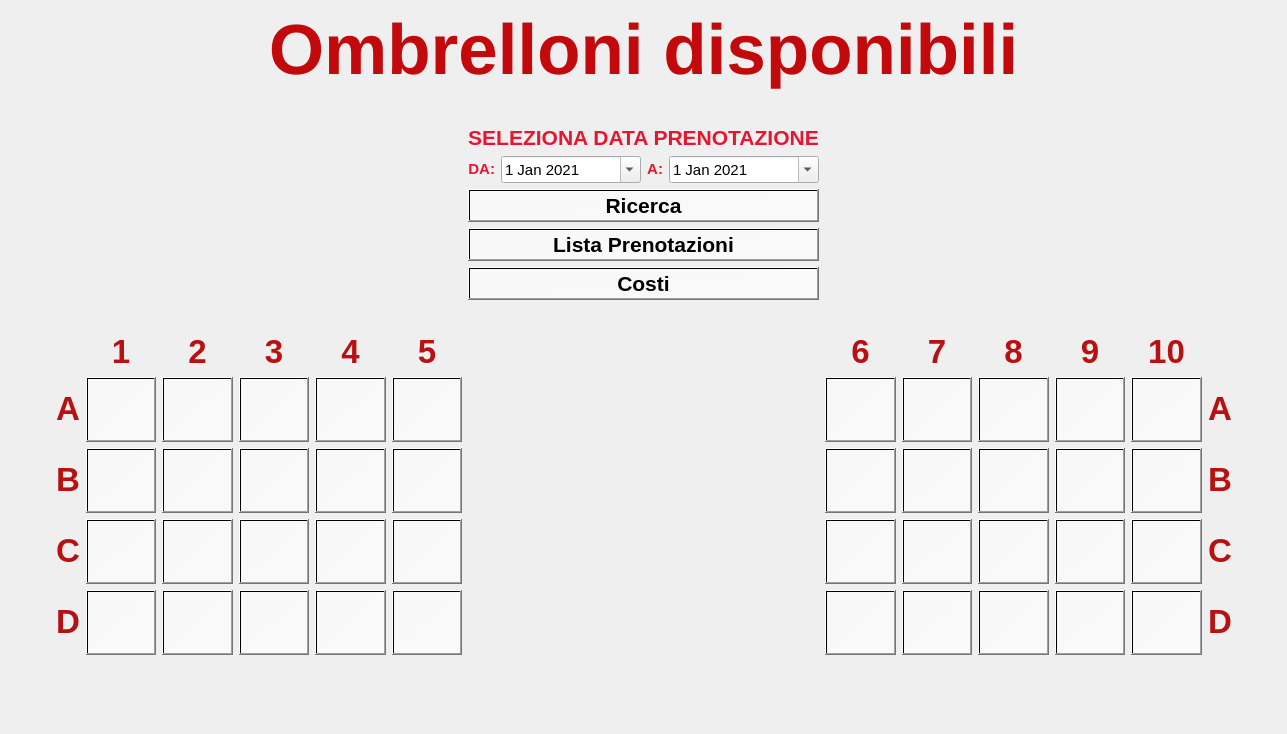
First picture: the form in ui/ombrelloni_1.ui, repository Raccispini/Progetto-Hotel, before the edit.
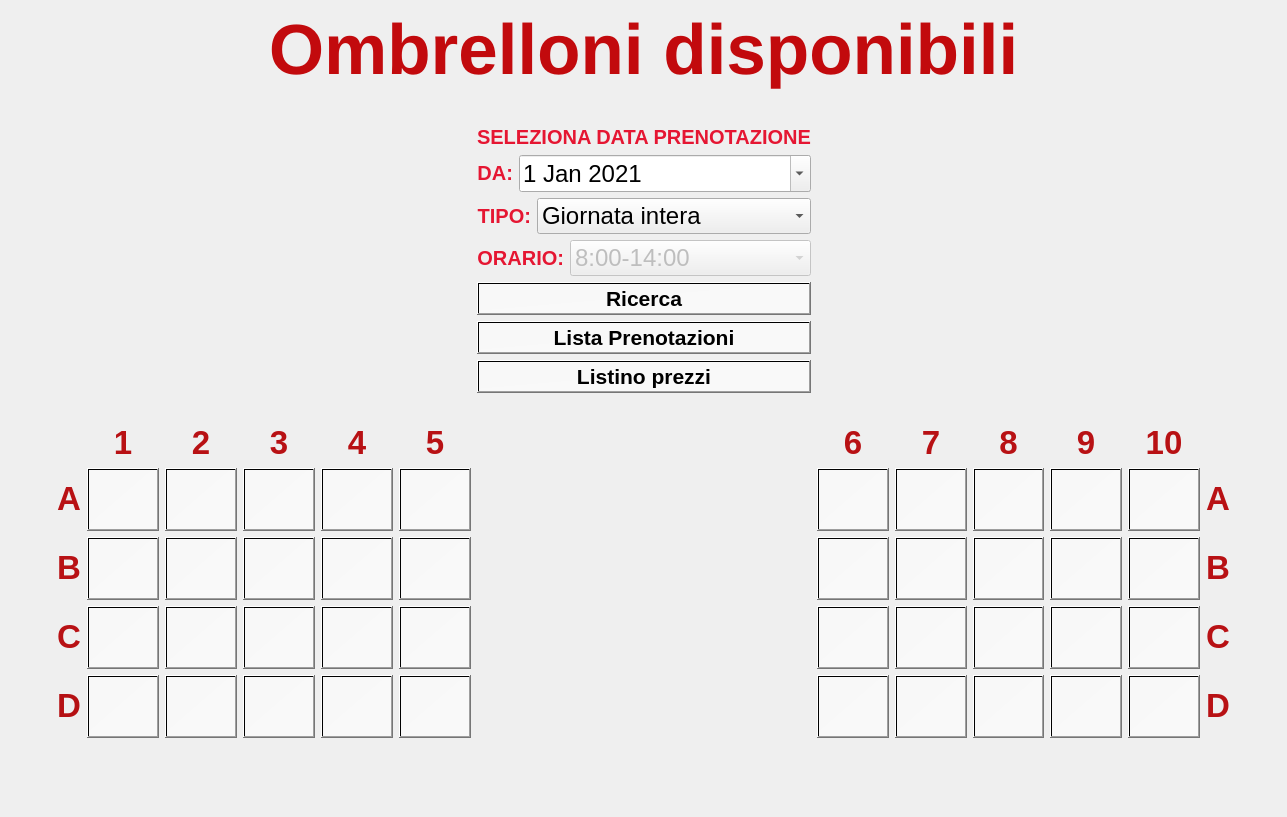
Second picture: the form after the edit. Icons and pictures are not drawn.

Commit message: completamento interfacce ombrelloni

Diff of the .ui file:
```diff
--- a/ui/ombrelloni_1.ui
+++ b/ui/ombrelloni_1.ui
@@ -7,13 +7,13 @@
     <x>0</x>
     <y>0</y>
     <width>1287</width>
-    <height>734</height>
+    <height>817</height>
    </rect>
   </property>
   <property name="minimumSize">
    <size>
     <width>1287</width>
-    <height>726</height>
+    <height>817</height>
    </size>
   </property>
   <property name="windowTitle">
@@ -1407,7 +1407,7 @@
         <property name="font">
          <font>
           <family>Arial</family>
-          <pointsize>16</pointsize>
+          <pointsize>15</pointsize>
           <weight>75</weight>
           <bold>true</bold>
          </font>
@@ -1459,7 +1459,7 @@
               <property name="font">
                <font>
                 <family>Arial</family>
-                <pointsize>11</pointsize>
+                <pointsize>15</pointsize>
                 <weight>75</weight>
                 <bold>true</bold>
                </font>
@@ -1486,7 +1486,7 @@
               </property>
               <property name="font">
                <font>
-                <pointsize>11</pointsize>
+                <pointsize>18</pointsize>
                </font>
               </property>
               <property name="calendarPopup">
@@ -1500,6 +1500,8 @@
                </date>
               </property>
              </widget>
+            </item>
+           </layout>
             </item>
            </layout>
           </item>
@@ -1516,7 +1518,7 @@
               <property name="font">
                <font>
                 <family>Arial</family>
-                <pointsize>11</pointsize>
+              <pointsize>15</pointsize>
                 <weight>75</weight>
                 <bold>true</bold>
                </font>
@@ -1525,7 +1527,7 @@
                <string notr="true">background-image: url(:/ombrelloni/tpg.png);color: rgb(229, 22, 50);</string>
               </property>
               <property name="text">
-               <string>A:</string>
+             <string>TIPO:</string>
               </property>
               <property name="alignment">
                <set>Qt::AlignRight|Qt::AlignTrailing|Qt::AlignVCenter</set>
@@ -1533,31 +1535,83 @@
              </widget>
             </item>
             <item>
-             <widget class="QDateEdit" name="dateEdit_2">
+           <widget class="QComboBox" name="cB_tipo">
+            <property name="font">
+             <font>
+              <pointsize>18</pointsize>
+             </font>
+            </property>
+            <property name="styleSheet">
+             <string notr="true">background-image: url(:/ombrelloni/8-85556_silver-mat-color.jpg);</string>
+            </property>
+            <item>
+             <property name="text">
+              <string>Giornata intera</string>
+             </property>
+            </item>
+            <item>
+             <property name="text">
+              <string>Mezza giornata</string>
+             </property>
+            </item>
+           </widget>
+          </item>
+         </layout>
+        </item>
+        <item>
+         <layout class="QHBoxLayout" name="horizontalLayout_4">
+          <item>
+           <widget class="QLabel" name="label_14">
               <property name="sizePolicy">
-               <sizepolicy hsizetype="Preferred" vsizetype="Fixed">
+             <sizepolicy hsizetype="Fixed" vsizetype="Fixed">
                 <horstretch>0</horstretch>
                 <verstretch>0</verstretch>
                </sizepolicy>
               </property>
               <property name="font">
                <font>
-                <pointsize>11</pointsize>
-               </font>
-              </property>
-              <property name="calendarPopup">
-               <bool>true</bool>
-              </property>
-              <property name="date">
-               <date>
-                <year>2021</year>
-                <month>1</month>
-                <day>1</day>
-               </date>
-              </property>
-             </widget>
-            </item>
-           </layout>
+              <family>Arial</family>
+              <pointsize>15</pointsize>
+              <weight>75</weight>
+              <bold>true</bold>
+             </font>
+            </property>
+            <property name="styleSheet">
+             <string notr="true">background-image: url(:/ombrelloni/tpg.png);
+color: rgb(229, 22, 50);</string>
+            </property>
+            <property name="text">
+             <string>ORARIO:</string>
+            </property>
+            <property name="alignment">
+             <set>Qt::AlignRight|Qt::AlignTrailing|Qt::AlignVCenter</set>
+            </property>
+           </widget>
+          </item>
+          <item>
+           <widget class="QComboBox" name="cB_orario">
+            <property name="enabled">
+             <bool>false</bool>
+            </property>
+            <property name="font">
+             <font>
+              <pointsize>18</pointsize>
+             </font>
+            </property>
+            <property name="styleSheet">
+             <string notr="true">background-image: url(:/ombrelloni/8-85556_silver-mat-color.jpg);</string>
+            </property>
+            <item>
+             <property name="text">
+              <string>8:00-14:00</string>
+             </property>
+            </item>
+            <item>
+             <property name="text">
+              <string>15:00-20:00</string>
+             </property>
+            </item>
+           </widget>
           </item>
          </layout>
         </item>
@@ -1617,7 +1671,7 @@
 background-color: qlineargradient(spread:pad, x1:0, y1:0, x2:1, y2:1, stop:0 rgba(255, 255, 255, 140), stop:1 rgba(255, 255, 255, 165));</string>
           </property>
           <property name="text">
-           <string notr="true">Costi</string>
+           <string notr="true">Listino prezzi</string>
           </property>
          </widget>
         </item>
```
Left out of the diff: 140 changed lines with no effect on the pictures. Lines whose indentation alone changed are shown as unchanged. The commit also changes 3 other files.
